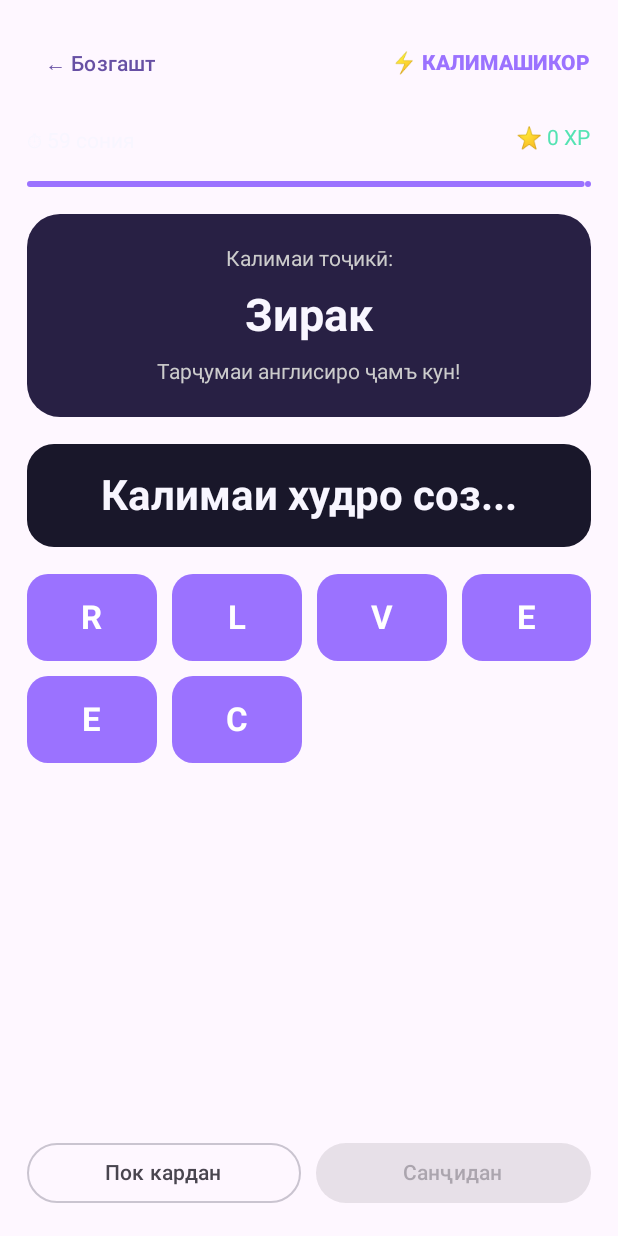
After one commit to mahmadsoni7m/ENGLISH-GAME, an Android app built with Jetpack Compose: the composable WordHuntScreen shown on its own in the app's theme, on a phone screen of 412 x 824 dp. The commit adds this screen. Run offline under Robolectric (Android 15) with nearby library versions, the phone set to English and light mode, and no system bars.

Commit message:
Add word hunt and escape room games

```diff
--- /dev/null
+++ b/app/src/main/java/tj/soni/englishgame/screens/WordHuntScreen.kt
@@ -0,0 +1,183 @@
+package tj.soni.englishgame.screens
+
+import androidx.compose.foundation.layout.*
+import androidx.compose.foundation.lazy.grid.*
+import androidx.compose.foundation.shape.RoundedCornerShape
+import androidx.compose.material3.*
+import androidx.compose.runtime.*
+import androidx.compose.ui.Alignment
+import androidx.compose.ui.Modifier
+import androidx.compose.ui.graphics.Color
+import androidx.compose.ui.text.font.FontWeight
+import androidx.compose.ui.unit.dp
+import androidx.compose.ui.unit.sp
+import kotlinx.coroutines.delay
+import tj.soni.englishgame.data.Word
+import tj.soni.englishgame.games.GameWordBank
+
+@Composable
+fun WordHuntScreen(
+    onBack: () -> Unit,
+    onXp: (Int) -> Unit
+) {
+    val words = remember {
+        GameWordBank.getAllWords()
+            .filter { it.english.length in 3..10 && it.english.all(Char::isLetter) }
+            .distinctBy { it.id }
+            .shuffled()
+    }
+
+    var index by remember { mutableIntStateOf(0) }
+    var seconds by remember { mutableIntStateOf(60) }
+    var score by remember { mutableIntStateOf(0) }
+    var selected by remember { mutableStateOf(listOf<Int>()) }
+    var solved by remember { mutableStateOf(false) }
+    var finished by remember { mutableStateOf(false) }
+
+    val word = words.getOrNull(index)
+    val letters = remember(index) {
+        word?.english?.uppercase()?.toList()?.shuffled() ?: emptyList()
+    }
+    val answer = selected.mapNotNull { letters.getOrNull(it) }.joinToString("")
+
+    LaunchedEffect(finished) {
+        while (!finished && seconds > 0) {
+            delay(1000)
+            seconds--
+        }
+        if (seconds == 0) finished = true
+    }
+
+    val bg = Color(0xFF0C0B16)
+    val purple = Color(0xFF9B72FF)
+    val mint = Color(0xFF54E3B3)
+    val white = Color(0xFFF8F6FF)
+
+    Column(
+        Modifier.fillMaxSize().padding(18.dp),
+        verticalArrangement = Arrangement.spacedBy(18.dp)
+    ) {
+        Row(
+            Modifier.fillMaxWidth(),
+            horizontalArrangement = Arrangement.SpaceBetween,
+            verticalAlignment = Alignment.CenterVertically
+        ) {
+            TextButton(onClick = onBack) { Text("← Бозгашт") }
+            Text("⚡ КАЛИМАШИКОР", color = purple, fontWeight = FontWeight.Black)
+        }
+
+        Row(Modifier.fillMaxWidth(), horizontalArrangement = Arrangement.SpaceBetween) {
+            Text("⏱ $seconds сония", color = if (seconds <= 10) Color.Red else white)
+            Text("⭐ $score XP", color = mint)
+        }
+
+        LinearProgressIndicator(
+            progress = { seconds / 60f },
+            modifier = Modifier.fillMaxWidth(),
+            color = purple
+        )
+
+        if (finished || word == null) {
+            Spacer(Modifier.height(35.dp))
+            Text("🏁 Бозӣ анҷом ёфт!", color = white, fontSize = 27.sp)
+            Text("Холи ту: $score XP", color = mint, fontSize = 23.sp)
+            Button(onClick = {
+                index = 0
+                seconds = 60
+                score = 0
+                selected = emptyList()
+                solved = false
+                finished = false
+            }) { Text("Боз аз нав") }
+        } else {
+            Card(
+                colors = CardDefaults.cardColors(containerColor = Color(0xFF282044)),
+                shape = RoundedCornerShape(22.dp)
+            ) {
+                Column(
+                    Modifier.fillMaxWidth().padding(22.dp),
+                    horizontalAlignment = Alignment.CenterHorizontally,
+                    verticalArrangement = Arrangement.spacedBy(12.dp)
+                ) {
+                    Text("Калимаи тоҷикӣ:", color = Color.LightGray)
+                    Text(word.tajik, color = white, fontSize = 30.sp, fontWeight = FontWeight.Bold)
+                    Text("Тарҷумаи англисиро ҷамъ кун!", color = Color.LightGray)
+                }
+            }
+
+            Card(
+                colors = CardDefaults.cardColors(containerColor = Color(0xFF19172A)),
+                shape = RoundedCornerShape(18.dp)
+            ) {
+                Box(
+                    Modifier.fillMaxWidth().padding(18.dp),
+                    contentAlignment = Alignment.Center
+                ) {
+                    Text(
+                        if (answer.isEmpty()) "Калимаи худро соз..." else answer,
+                        color = if (solved) mint else white,
+                        fontSize = 28.sp,
+                        fontWeight = FontWeight.Bold
+                    )
+                }
+            }
+
+            LazyVerticalGrid(
+                columns = GridCells.Fixed(4),
+                modifier = Modifier.weight(1f),
+                horizontalArrangement = Arrangement.spacedBy(10.dp),
+                verticalArrangement = Arrangement.spacedBy(10.dp)
+            ) {
+                itemsIndexed(letters) { i, letter ->
+                    Button(
+                        onClick = {
+                            if (!solved && i !in selected) selected = selected + i
+                        },
+                        enabled = !solved && i !in selected,
+                        modifier = Modifier.height(58.dp),
+                        colors = ButtonDefaults.buttonColors(
+                            containerColor = purple,
+                            disabledContainerColor = Color(0xFF39334A)
+                        ),
+                        shape = RoundedCornerShape(14.dp)
+                    ) {
+                        Text(letter.toString(), fontSize = 22.sp, fontWeight = FontWeight.Bold)
+                    }
+                }
+            }
+
+            if (solved) {
+                Text("Офарин! +10 XP 🎉", color = mint, fontSize = 20.sp)
+                Button(
+                    onClick = {
+                        index++
+                        selected = emptyList()
+                        solved = false
+                    },
+                    modifier = Modifier.fillMaxWidth()
+                ) { Text("Калимаи нав →") }
+            } else {
+                Row(Modifier.fillMaxWidth(), horizontalArrangement = Arrangement.spacedBy(10.dp)) {
+                    OutlinedButton(
+                        onClick = { selected = emptyList() },
+                        modifier = Modifier.weight(1f)
+                    ) { Text("Пок кардан") }
+
+                    Button(
+                        onClick = {
+                            if (answer.equals(word.english, ignoreCase = true)) {
+                                solved = true
+                                score += 10
+                                onXp(10)
+                            } else {
+                                selected = emptyList()
+                            }
+                        },
+                        modifier = Modifier.weight(1f),
+                        enabled = selected.isNotEmpty()
+                    ) { Text("Санҷидан") }
+                }
+            }
+        }
+    }
+}
```
Also changed, not shown: app/src/main/java/tj/soni/englishgame/MainActivity.kt (+40 -0 lines), app/src/main/java/tj/soni/englishgame/screens/EscapeRoomScreen.kt (added, +118 -0 lines).
